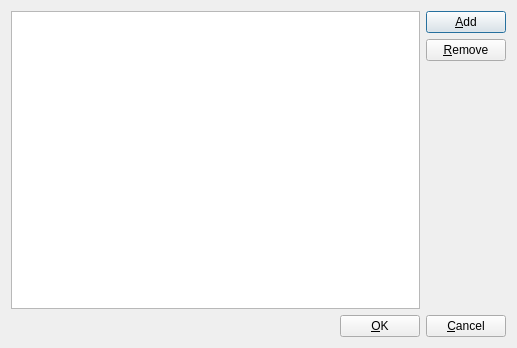
xmichelo/Beeftext, file Beeftext/StringListEditorDialog.ui: the form before one commit.
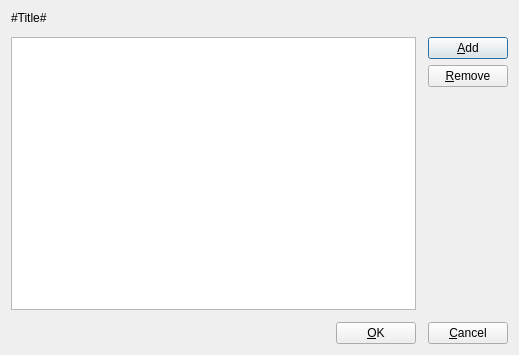
The form after the commit.

Commit message: The sensitive application dialog now has a header text.

Patch:
```diff
--- a/Beeftext/StringListEditorDialog.ui
+++ b/Beeftext/StringListEditorDialog.ui
@@ -6,14 +6,27 @@
    <rect>
     <x>0</x>
     <y>0</y>
-    <width>517</width>
-    <height>348</height>
+    <width>519</width>
+    <height>355</height>
    </rect>
   </property>
   <property name="windowTitle">
    <string>Sensitive Applications</string>
   </property>
   <layout class="QVBoxLayout" name="verticalLayout_2">
+   <property name="spacing">
+    <number>12</number>
+   </property>
+   <item>
+    <widget class="QLabel" name="labelHeader">
+     <property name="text">
+      <string notr="true">#Title#</string>
+     </property>
+     <property name="wordWrap">
+      <bool>true</bool>
+     </property>
+    </widget>
+   </item>
    <item>
     <layout class="QHBoxLayout" name="horizontalLayout_2">
      <item>
@@ -34,6 +47,9 @@
      </item>
      <item>
       <layout class="QVBoxLayout" name="verticalLayout">
+       <property name="spacing">
+        <number>6</number>
+       </property>
        <item>
         <widget class="QPushButton" name="buttonAdd">
          <property name="text">
```
Left out of the diff: 3 changed lines with no effect on the pictures. The commit also changes 5 other files.
